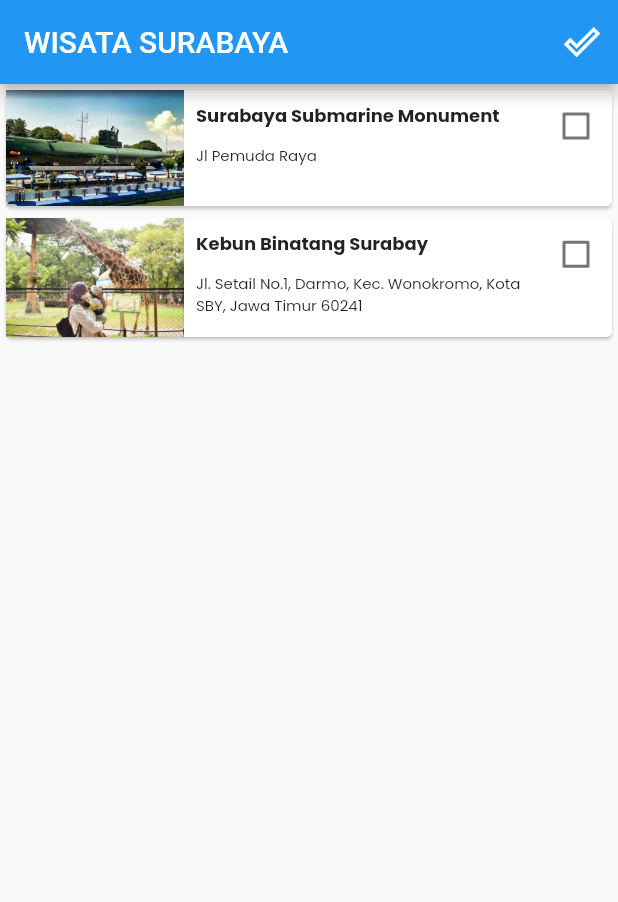
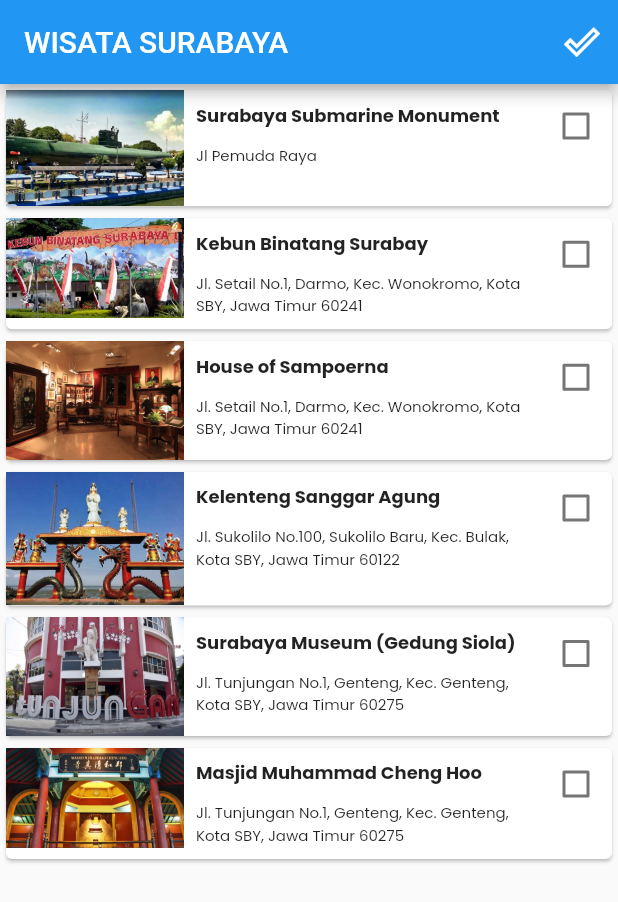
Before and after one commit to azuhri/hello-world-flutter, a Flutter app: the screen it shows after launch, on a phone screen of 412 x 824 dp. Shown: the top 902 px of the screen. Run offline on Flutter 3.47's test engine with Material 2 defaults, Android fonts, the phone set to English and light mode, and no system bars.

Commit message:
update: praktikum4 tugas

```diff
--- a/lib/components/main_screen.dart
+++ b/lib/components/main_screen.dart
@@ -36,10 +36,66 @@
       time: '08:00 - 15:00',
       price: 'Rp 8.000',
       imagePath: [
+        'assets/images/kebunbinatan_3.jpeg',
         'assets/images/kebunbinatan_2.jpeg',
-        'assets/images/kebunbinatan_3.jpeg',
         'assets/images/kebunbinatan_4.jpeg',
         'assets/images/kebunbinatan_1.jpeg',
+      ],
+   ),
+   TourismPlace(
+      name: 'House of Sampoerna',
+      location: 'Jl. Setail No.1, Darmo, Kec. Wonokromo, Kota SBY, Jawa Timur 60241',
+      desc: 'aman Sampoerna No.6, Krembangan Utara, Kec. Pabean Cantikan, Kota SBY, Jawa Timur 60163',
+      day: 'Senin - Sabtu',
+      time: '08:00 - 17:00',
+      price: 'Rp 15.000',
+      imagePath: [
+        'assets/images/house_3.jpeg',
+        'assets/images/house_2.jpeg',
+        'assets/images/house_4.jpeg',
+        'assets/images/house_1.jpeg',
+      ],
+   ),
+   TourismPlace(
+      name: 'Kelenteng Sanggar Agung',
+      location: 'Jl. Sukolilo No.100, Sukolilo Baru, Kec. Bulak, Kota SBY, Jawa Timur 60122',
+      desc: 'Kelenteng Sanggar Agung atau Klenteng Hong San Tang adalah sebuah klenteng di Kota Surabaya. Alamatnya berada di Jalan Sukolilo Nomor 100, Pantai Ria Kenjeran, Surabaya. Kuil ini, selain menjadi tempat ibadah bagi pemeluk Tridharma, juga menjadi tempat tujuan wisata bagi para wisatawan.',
+      day: 'Setiap Hari',
+      time: '08:00 - 17:00',
+      price: 'Rp 10.000',
+      imagePath: [
+        'assets/images/klenteng_3.jpeg',
+        'assets/images/klenteng_2.jpeg',
+        'assets/images/klenteng_4.jpeg',
+        'assets/images/klenteng_1.png',
+      ],
+   ),
+   TourismPlace(
+      name: 'Surabaya Museum (Gedung Siola)',
+      location: 'Jl. Tunjungan No.1, Genteng, Kec. Genteng, Kota SBY, Jawa Timur 60275',
+      desc: 'Gedung pemerintahan & museum dengan artefak yang mempertontonkan sejarah domestik & sipil.',
+      day: 'Setiap Hari',
+      time: '08:00 - 17:00',
+      price: 'Rp 10.000',
+      imagePath: [
+        'assets/images/museum_3.jpeg',
+        'assets/images/museum_2.jpeg',
+        'assets/images/museum_4.jpeg',
+        'assets/images/museum_1.jpeg',
+      ],
+   ),
+   TourismPlace(
+      name: 'Masjid Muhammad Cheng Hoo',
+      location: 'Jl. Tunjungan No.1, Genteng, Kec. Genteng, Kota SBY, Jawa Timur 60275',
+      desc: 'Masjid Raya Cheng Ho Surabaya adalah sebuah Masjid bernuansa Muslim Tionghoa yang berlokasi di Jalan Gading, Ketabang, Kec. Genteng, Surabaya atau 1.000 m utara Gedung Balai Kota Surabaya.',
+      day: 'Setiap Hari',
+      time: '08:00 - 21:00',
+      price: 'Gratis',
+      imagePath: [
+        'assets/images/masjid_3.jpeg',
+        'assets/images/masjid_2.png',
+        'assets/images/masjid_4.jpeg',
+        'assets/images/masjid_1.jpeg',
       ],
    ),
   ];
```
Also changed, not shown: lib/components/detail_screen.dart (+7 -0 lines), lib/components/done_tourism_list.dart (+35 -3 lines), assets/images/house_1.jpeg (added), assets/images/house_2.jpeg (added), assets/images/house_3.jpeg (added), assets/images/house_4.jpeg (added), assets/images/klenteng_1.png (added), assets/images/klenteng_2.jpeg (added), assets/images/klenteng_3.jpeg (added), assets/images/klenteng_4.jpeg (added), assets/images/masjid_1.jpeg (added), assets/images/masjid_2.png (added), assets/images/masjid_3.jpeg (added), assets/images/masjid_4.jpeg (added), 4 more files.
